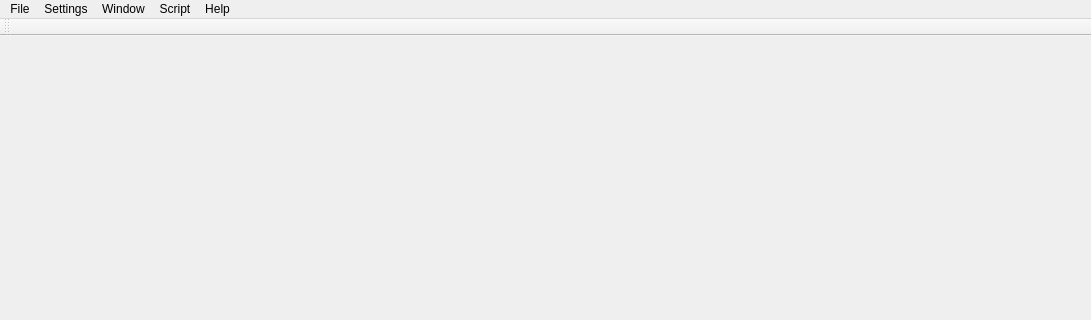
First picture: the form in gui/mainwindow.ui, repository matoom/frostbite, before the edit; both pictures show x 0 to 1091 and y 0 to 320 of the 1091 by 554 pixel window.
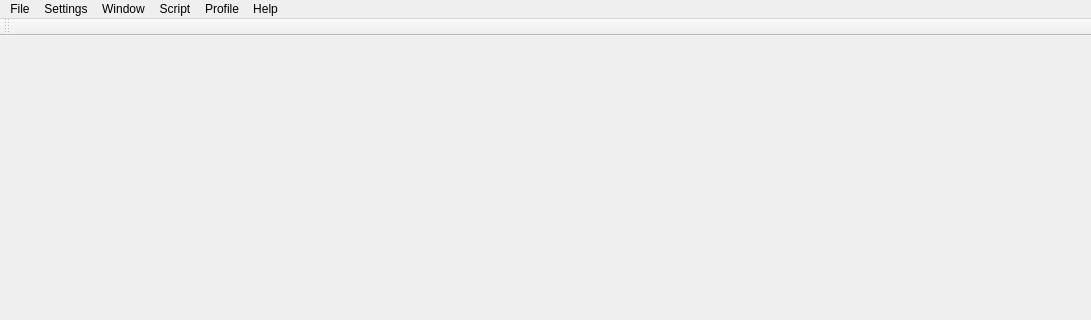
Second picture: the form after the edit. Icons and pictures are not drawn.

Commit message: Added profiles support, corrected exp state list, reset password on failed auth.

Diff of the .ui file:
```diff
--- a/gui/mainwindow.ui
+++ b/gui/mainwindow.ui
@@ -202,10 +202,18 @@
     </property>
     <addaction name="actionEdit"/>
    </widget>
+   <widget class="QMenu" name="menuProfile">
+    <property name="title">
+     <string>Profile</string>
+    </property>
+    <addaction name="actionCreate_new_profile"/>
+    <addaction name="actionLoad_profile"/>
+   </widget>
    <addaction name="menuFile"/>
    <addaction name="menuConfiguration"/>
    <addaction name="menuWindow"/>
    <addaction name="menuScript"/>
+   <addaction name="menuProfile"/>
    <addaction name="menuHelp"/>
   </widget>
   <widget class="QToolBar" name="mainToolBar">
```
Left out of the diff: 10 changed lines with no effect on the pictures. The commit also changes 59 other files.
